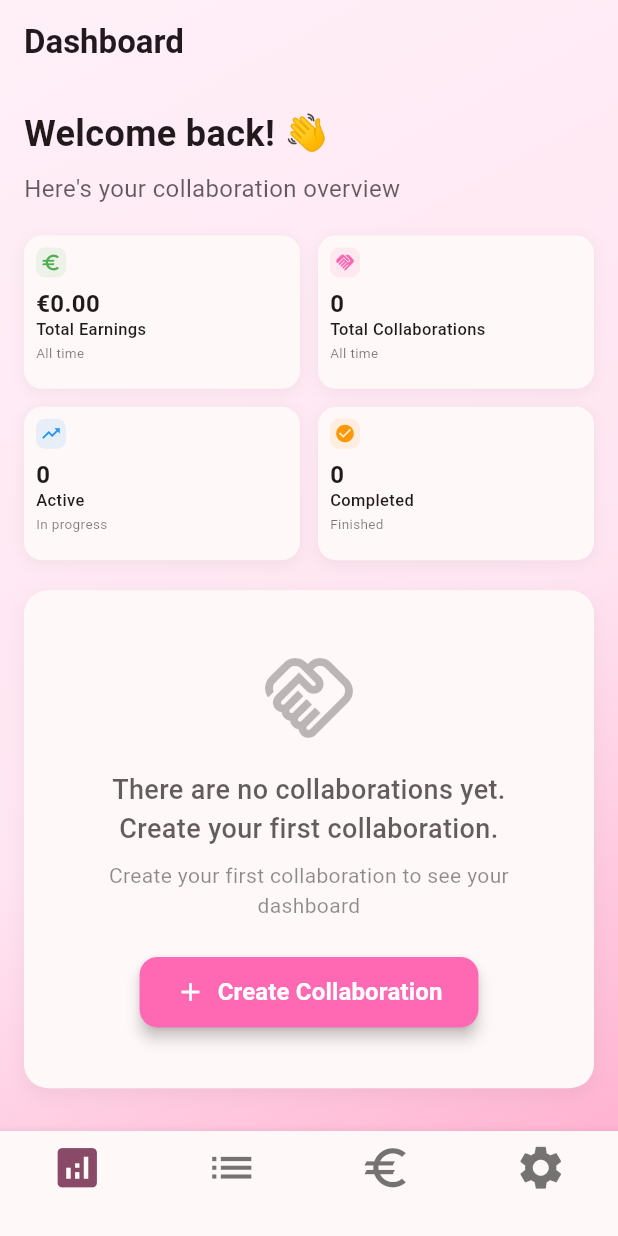
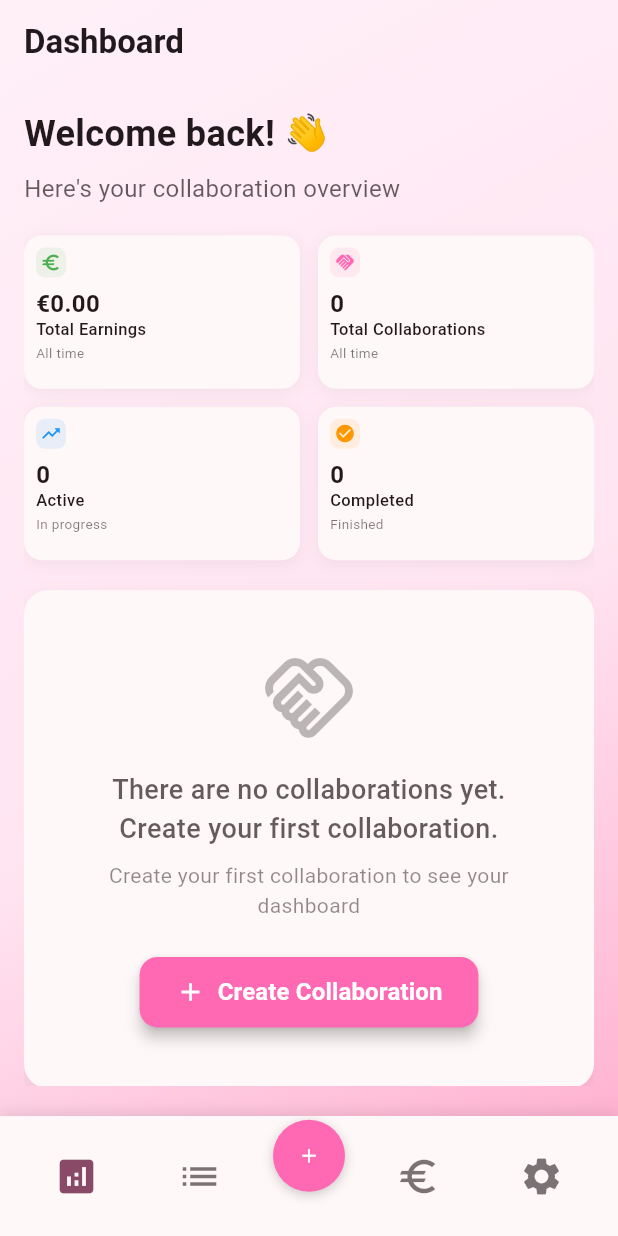
Before and after one commit to ph1l1pF/CollabFlow, a Flutter app: the screen it shows after launch, after a tap on "Next", after a tap on "Skip", on a phone screen of 412 x 824 dp. Run offline on Flutter 3.47's test engine with Material 3 defaults, Android fonts, the phone set to English and light mode, and no system bars; our stand-ins replace flutter_local_notifications, flutter_secure_storage, hive, hive_flutter, pdf, share_plus and 4 more; missing offline and left inert: store_checker; accounts and stored records are empty.

Commit message:
menu + button

```diff
--- a/lib/main.dart
+++ b/lib/main.dart
@@ -13,13 +13,14 @@ import 'package:ugcworks/views/earnings-overview/earnings-overview.dart';
 import 'package:ugcworks/views/dashboard/dashboard.dart';
 import 'package:ugcworks/views/about/settings.dart';
 import 'package:ugcworks/views/onboarding/onboarding.dart';
+import 'package:ugcworks/views/create-collaboration/create-collaboration.dart';
+import 'package:ugcworks/constants/app_colors.dart';
 import 'package:flutter/material.dart';
 import 'package:flutter_localizations/flutter_localizations.dart';
 import 'package:hive_flutter/hive_flutter.dart';
 import 'package:provider/provider.dart';
 import 'package:timezone/data/latest.dart' as tz;
 import 'package:ugcworks/l10n/app_localizations.dart';
-import 'package:ugcworks/constants/app_colors.dart';
 import 'package:ugcworks/utils/theme_utils.dart';
 
 
@@ -244,34 +245,114 @@ class _MainAppContent extends StatelessWidget {
     required this.pages,
   });
 
+  Widget _buildNavItem(IconData icon, int index, bool isSelected, BuildContext context) {
+    return GestureDetector(
+      onTap: () => onIndexChanged(index),
+      child: Container(
+        padding: const EdgeInsets.symmetric(horizontal: 16, vertical: 8),
+        child: Icon(
+          icon,
+          size: 30,
+          color: isSelected
+              ? Theme.of(context).colorScheme.primary
+              : Theme.of(context).colorScheme.onSurface.withOpacity(0.6),
+        ),
+      ),
+    );
+  }
+
   @override
   Widget build(BuildContext context) {
     return Scaffold(
       body: pages[selectedIndex],
-      bottomNavigationBar: BottomNavigationBar(
-        type: BottomNavigationBarType.fixed,
-        currentIndex: selectedIndex,
-        onTap: onIndexChanged,
-        iconSize: 35,
-        elevation: 6,
-        items: [
-          BottomNavigationBarItem(
-            icon: const Icon(Icons.analytics),
-            label: '',
-          ),
-          BottomNavigationBarItem(
-            icon: const Icon(Icons.list),
-            label: '',
-          ),
-          BottomNavigationBarItem(
-            icon: const Icon(Icons.euro),
-            label: '',
-          ),
-          BottomNavigationBarItem(
-            icon: const Icon(Icons.settings),
-            label: '',
-          ),
-        ],
+      bottomNavigationBar: Container(
+        height: 80,
+        decoration: BoxDecoration(
+          color: Theme.of(context).bottomNavigationBarTheme.backgroundColor ??
+                 Theme.of(context).colorScheme.surface,
+          boxShadow: [
+            BoxShadow(
+              color: Colors.black.withOpacity(0.1),
+              blurRadius: 8,
+              offset: const Offset(0, -2),
+            ),
+          ],
+        ),
+        child: Stack(
+          children: [
+            // Left group: Dashboard and Collaborations
+            Positioned(
+              left: 20,
+              top: 0,
+              bottom: 0,
+              child: Row(
+                children: [
+                  _buildNavItem(Icons.analytics, 0, selectedIndex == 0, context),
+                  const SizedBox(width: 20),
+                  _buildNavItem(Icons.list, 1, selectedIndex == 1, context),
+                ],
+              ),
+            ),
+            // Right group: Earnings and Settings
+            Positioned(
+              right: 20,
+              top: 0,
+              bottom: 0,
+              child: Row(
+                children: [
+                  _buildNavItem(Icons.euro, 2, selectedIndex == 2, context),
+                  const SizedBox(width: 20),
+                  _buildNavItem(Icons.settings, 3, selectedIndex == 3, context),
+                ],
+              ),
+            ),
+            // Plus button in the center between menu items
+            Positioned(
+              left: 0,
+              right: 0,
+              top: -19,
+              bottom: 8,
+              child: Center(
+                child: Container(
+                  width: 48,
+                  height: 48,
+                  decoration: BoxDecoration(
+                    color: AppColors.primaryPink,
+                    shape: BoxShape.circle,
+                    boxShadow: [
+                      BoxShadow(
+                        color: Colors.black.withOpacity(0.2),
+                        blurRadius: 6,
+                        offset: const Offset(0, 2),
+                      ),
+                    ],
+                  ),
+                  child: Material(
+                    color: Colors.transparent,
+                    child: InkWell(
+                      borderRadius: BorderRadius.circular(24),
+                      onTap: () {
+                        Navigator.push(
+                          context,
+                          MaterialPageRoute(
+                            builder: (context) => const CollaborationWizard(),
+                          ),
+                        );
+                      },
+                      child: const Center(
+                        child: Icon(
+                          Icons.add,
+                          color: Colors.white,
+                          size: 15,
+                        ),
+                      ),
+                    ),
+                  ),
+                ),
+              ),
+            ),
+          ],
+        ),
       ),
     );
   }
```
